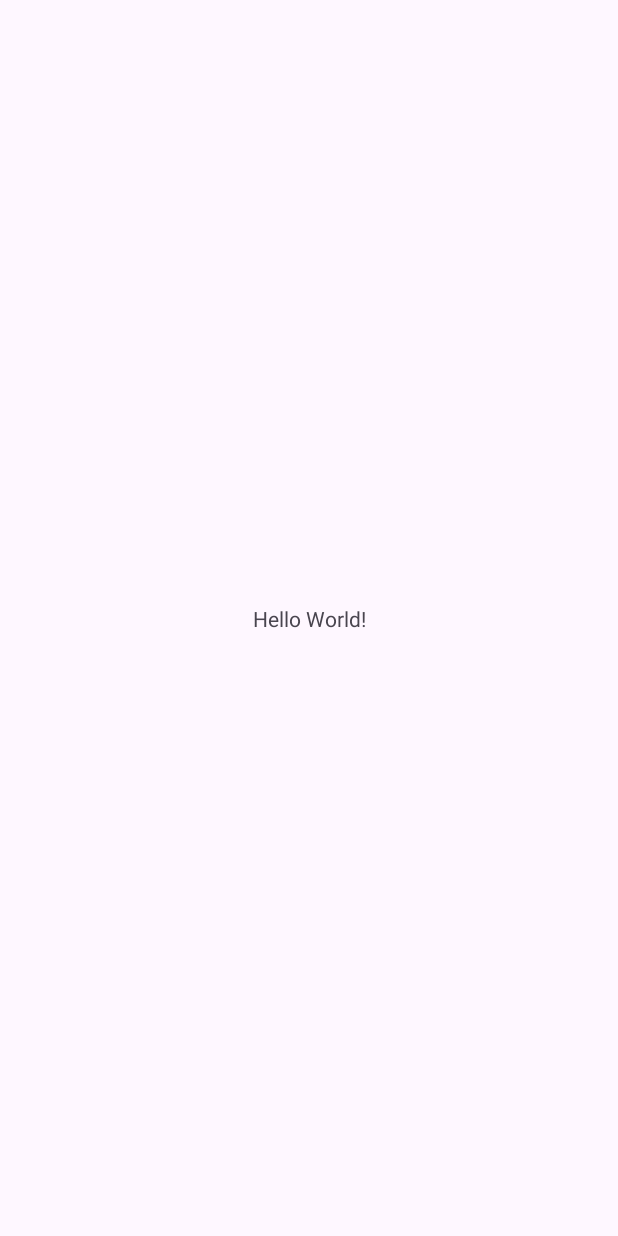
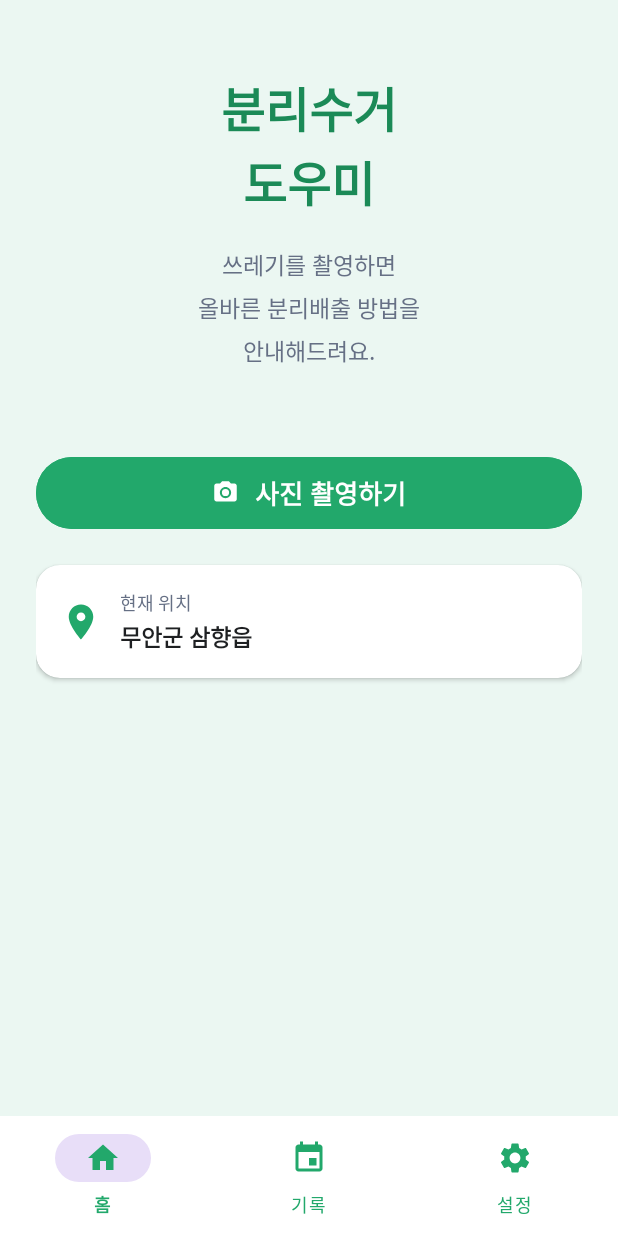
Before and after one commit to Lajaewon/RecycleGuide, an Android app: the screen it shows after launch (MainActivity), on a phone screen of 412 x 824 dp. Before the commit the screen is almost empty. Run offline under Robolectric (Android 15) with nearby library versions, the phone set to English and light mode, and no system bars.

Commit message:
10월 16일 메인화면 구성중

```diff
--- /dev/null
+++ b/app/src/main/java/com/example/recycleguide/HomeFragment.kt
@@ -0,0 +1,39 @@
+package com.example.recycleguide
+
+import android.os.Bundle
+import android.view.LayoutInflater
+import android.view.View
+import android.view.ViewGroup
+import android.widget.Toast
+import androidx.fragment.app.Fragment
+import com.google.android.material.button.MaterialButton
+import com.google.android.material.card.MaterialCardView
+
+class HomeFragment : Fragment() {
+
+    override fun onCreateView(
+        inflater: LayoutInflater,
+        container: ViewGroup?,
+        savedInstanceState: Bundle?
+    ): View? {
+        // fragment_home.xml 레이아웃을 불러옵니다.
+        return inflater.inflate(R.layout.fragment_home, container, false)
+    }
+
+    override fun onViewCreated(view: View, savedInstanceState: Bundle?) {
+        super.onViewCreated(view, savedInstanceState)
+
+        val btnCamera = view.findViewById<MaterialButton>(R.id.btn_camera)
+        val cardLocation = view.findViewById<MaterialCardView>(R.id.card_location)
+
+        // 사진 촬영하기 버튼 클릭 리스너
+        btnCamera.setOnClickListener {
+            Toast.makeText(requireContext(), "사진 촬영 기능 클릭됨", Toast.LENGTH_SHORT).show()
+        }
+
+        // 현재 위치 카드 클릭 리스너
+        cardLocation.setOnClickListener {
+            Toast.makeText(requireContext(), "위치 설정 클릭됨", Toast.LENGTH_SHORT).show()
+        }
+    }
+}
--- a/app/src/main/java/com/example/recycleguide/MainActivity.kt
+++ b/app/src/main/java/com/example/recycleguide/MainActivity.kt
@@ -5,16 +5,45 @@ import androidx.activity.enableEdgeToEdge
 import androidx.appcompat.app.AppCompatActivity
 import androidx.core.view.ViewCompat
 import androidx.core.view.WindowInsetsCompat
+import androidx.fragment.app.Fragment
+import com.google.android.material.bottomnavigation.BottomNavigationView
 
 class MainActivity : AppCompatActivity() {
+
     override fun onCreate(savedInstanceState: Bundle?) {
         super.onCreate(savedInstanceState)
         enableEdgeToEdge()
         setContentView(R.layout.activity_main)
+
+        // 상단/하단 시스템 바 상태에 맞게 여백 조절
         ViewCompat.setOnApplyWindowInsetsListener(findViewById(R.id.main)) { v, insets ->
             val systemBars = insets.getInsets(WindowInsetsCompat.Type.systemBars())
-            v.setPadding(systemBars.left, systemBars.top, systemBars.right, systemBars.bottom)
+            v.setPadding(systemBars.left, systemBars.top, systemBars.right, 0)
             insets
         }
+
+        // 앱 처음 실행 시 1번 메인 화면(HomeFragment)을 먼저 띄웁니다.
+        if (savedInstanceState == null) {
+            replaceFragment(HomeFragment())
+        }
+
+        // 하단 네비게이션 클릭 이벤트 처리
+        val bottomNav = findViewById<BottomNavigationView>(R.id.bottom_navigation)
+        bottomNav.setOnItemSelectedListener { item ->
+            when (item.itemId) {
+                R.id.nav_home -> {
+                    replaceFragment(HomeFragment())
+                    true
+                }
+                else -> false
+            }
+        }
+    }
+
+    // 프래그먼트를 갈아 끼워주는 함수
+    private fun replaceFragment(fragment: Fragment) {
+        supportFragmentManager.beginTransaction()
+            .replace(R.id.fragment_container, fragment)
+            .commit()
     }
 }
--- /dev/null
+++ b/app/src/main/res/drawable/baseline_camera_alt_24.xml
@@ -0,0 +1,22 @@
+<!--
+  ~ Copyright (C) 2026 The Android Open Source Project
+  ~
+  ~ Licensed under the Apache License, Version 2.0 (the "License");
+  ~ you may not use this file except in compliance with the License.
+  ~ You may obtain a copy of the License at
+  ~
+  ~      http://www.apache.org/licenses/LICENSE-2.0
+  ~
+  ~ Unless required by applicable law or agreed to in writing, software
+  ~ distributed under the License is distributed on an "AS IS" BASIS,
+  ~ WITHOUT WARRANTIES OR CONDITIONS OF ANY KIND, either express or implied.
+  ~ See the License for the specific language governing permissions and
+  ~ limitations under the License.
+  -->
+<vector xmlns:android="http://schemas.android.com/apk/res/android" android:height="24dp" android:tint="#000000" android:viewportHeight="24" android:viewportWidth="24" android:width="24dp">
+
+    <path android:fillColor="@android:color/white" android:pathData="M12,12m-3.2,0a3.2,3.2 0,1 1,6.4 0a3.2,3.2 0,1 1,-6.4 0"/>
+
+    <path android:fillColor="@android:color/white" android:pathData="M9,2L7.17,4L4,4c-1.1,0 -2,0.9 -2,2v12c0,1.1 0.9,2 2,2h16c1.1,0 2,-0.9 2,-2L22,6c0,-1.1 -0.9,-2 -2,-2h-3.17L15,2L9,2zM12,17c-2.76,0 -5,-2.24 -5,-5s2.24,-5 5,-5 5,2.24 5,5 -2.24,5 -5,5z"/>
+
+</vector>
--- /dev/null
+++ b/app/src/main/res/drawable/baseline_home_24.xml
@@ -0,0 +1,20 @@
+<!--
+  ~ Copyright (C) 2026 The Android Open Source Project
+  ~
+  ~ Licensed under the Apache License, Version 2.0 (the "License");
+  ~ you may not use this file except in compliance with the License.
+  ~ You may obtain a copy of the License at
+  ~
+  ~      http://www.apache.org/licenses/LICENSE-2.0
+  ~
+  ~ Unless required by applicable law or agreed to in writing, software
+  ~ distributed under the License is distributed on an "AS IS" BASIS,
+  ~ WITHOUT WARRANTIES OR CONDITIONS OF ANY KIND, either express or implied.
+  ~ See the License for the specific language governing permissions and
+  ~ limitations under the License.
+  -->
+<vector xmlns:android="http://schemas.android.com/apk/res/android" android:height="24dp" android:tint="#000000" android:viewportHeight="24" android:viewportWidth="24" android:width="24dp">
+
+    <path android:fillColor="@android:color/white" android:pathData="M10,20v-6h4v6h5v-8h3L12,3 2,12h3v8z"/>
+
+</vector>
--- /dev/null
+++ b/app/src/main/res/drawable/baseline_insert_invitation_24.xml
@@ -0,0 +1,20 @@
+<!--
+  ~ Copyright (C) 2026 The Android Open Source Project
+  ~
+  ~ Licensed under the Apache License, Version 2.0 (the "License");
+  ~ you may not use this file except in compliance with the License.
+  ~ You may obtain a copy of the License at
+  ~
+  ~      http://www.apache.org/licenses/LICENSE-2.0
+  ~
+  ~ Unless required by applicable law or agreed to in writing, software
+  ~ distributed under the License is distributed on an "AS IS" BASIS,
+  ~ WITHOUT WARRANTIES OR CONDITIONS OF ANY KIND, either express or implied.
+  ~ See the License for the specific language governing permissions and
+  ~ limitations under the License.
+  -->
+<vector xmlns:android="http://schemas.android.com/apk/res/android" android:height="24dp" android:tint="#000000" android:viewportHeight="24" android:viewportWidth="24" android:width="24dp">
+
+    <path android:fillColor="@android:color/white" android:pathData="M17,12h-5v5h5v-5zM16,1v2L8,3L8,1L6,1v2L5,3c-1.11,0 -1.99,0.9 -1.99,2L3,19c0,1.1 0.89,2 2,2h14c1.1,0 2,-0.9 2,-2L21,5c0,-1.1 -0.9,-2 -2,-2h-1L18,1h-2zM19,19L5,19L5,8h14v11z"/>
+
+</vector>
--- /dev/null
+++ b/app/src/main/res/drawable/baseline_location_on_24.xml
@@ -0,0 +1,20 @@
+<!--
+  ~ Copyright (C) 2026 The Android Open Source Project
+  ~
+  ~ Licensed under the Apache License, Version 2.0 (the "License");
+  ~ you may not use this file except in compliance with the License.
+  ~ You may obtain a copy of the License at
+  ~
+  ~      http://www.apache.org/licenses/LICENSE-2.0
+  ~
+  ~ Unless required by applicable law or agreed to in writing, software
+  ~ distributed under the License is distributed on an "AS IS" BASIS,
+  ~ WITHOUT WARRANTIES OR CONDITIONS OF ANY KIND, either express or implied.
+  ~ See the License for the specific language governing permissions and
+  ~ limitations under the License.
+  -->
+<vector xmlns:android="http://schemas.android.com/apk/res/android" android:height="24dp" android:tint="#000000" android:viewportHeight="24" android:viewportWidth="24" android:width="24dp">
+
+    <path android:fillColor="@android:color/white" android:pathData="M12,2C8.13,2 5,5.13 5,9c0,5.25 7,13 7,13s7,-7.75 7,-13c0,-3.87 -3.13,-7 -7,-7zM12,11.5c-1.38,0 -2.5,-1.12 -2.5,-2.5s1.12,-2.5 2.5,-2.5 2.5,1.12 2.5,2.5 -1.12,2.5 -2.5,2.5z"/>
+
+</vector>
--- /dev/null
+++ b/app/src/main/res/drawable/baseline_settings_24.xml
@@ -0,0 +1,20 @@
+<!--
+  ~ Copyright (C) 2026 The Android Open Source Project
+  ~
+  ~ Licensed under the Apache License, Version 2.0 (the "License");
+  ~ you may not use this file except in compliance with the License.
+  ~ You may obtain a copy of the License at
+  ~
+  ~      http://www.apache.org/licenses/LICENSE-2.0
+  ~
+  ~ Unless required by applicable law or agreed to in writing, software
+  ~ distributed under the License is distributed on an "AS IS" BASIS,
+  ~ WITHOUT WARRANTIES OR CONDITIONS OF ANY KIND, either express or implied.
+  ~ See the License for the specific language governing permissions and
+  ~ limitations under the License.
+  -->
+<vector xmlns:android="http://schemas.android.com/apk/res/android" android:height="24dp" android:tint="#000000" android:viewportHeight="24" android:viewportWidth="24" android:width="24dp">
+
+    <path android:fillColor="@android:color/white" android:pathData="M19.14,12.94c0.04,-0.3 0.06,-0.61 0.06,-0.94c0,-0.32 -0.02,-0.64 -0.07,-0.94l2.03,-1.58c0.18,-0.14 0.23,-0.41 0.12,-0.61l-1.92,-3.32c-0.12,-0.22 -0.37,-0.29 -0.59,-0.22l-2.39,0.96c-0.5,-0.38 -1.03,-0.7 -1.62,-0.94L14.4,2.81c-0.04,-0.24 -0.24,-0.41 -0.48,-0.41h-3.84c-0.24,0 -0.43,0.17 -0.47,0.41L9.25,5.35C8.66,5.59 8.12,5.92 7.63,6.29L5.24,5.33c-0.22,-0.08 -0.47,0 -0.59,0.22L2.74,8.87C2.62,9.08 2.66,9.34 2.86,9.48l2.03,1.58C4.84,11.36 4.8,11.69 4.8,12s0.02,0.64 0.07,0.94l-2.03,1.58c-0.18,0.14 -0.23,0.41 -0.12,0.61l1.92,3.32c0.12,0.22 0.37,0.29 0.59,0.22l2.39,-0.96c0.5,0.38 1.03,0.7 1.62,0.94l0.36,2.54c0.05,0.24 0.24,0.41 0.48,0.41h3.84c0.24,0 0.44,-0.17 0.47,-0.41l0.36,-2.54c0.59,-0.24 1.13,-0.56 1.62,-0.94l2.39,0.96c0.22,0.08 0.47,0 0.59,-0.22l1.92,-3.32c0.12,-0.22 0.07,-0.47 -0.12,-0.61L19.14,12.94zM12,15.6c-1.98,0 -3.6,-1.62 -3.6,-3.6s1.62,-3.6 3.6,-3.6s3.6,1.62 3.6,3.6S13.98,15.6 12,15.6z"/>
+
+</vector>
--- a/app/src/main/res/layout/activity_main.xml
+++ b/app/src/main/res/layout/activity_main.xml
@@ -5,15 +5,32 @@
     android:id="@+id/main"
     android:layout_width="match_parent"
     android:layout_height="match_parent"
+    android:background="@color/bg_green_light"
     tools:context=".MainActivity">
 
-    <TextView
-        android:layout_width="wrap_content"
-        android:layout_height="wrap_content"
-        android:text="Hello World!"
-        app:layout_constraintBottom_toBottomOf="parent"
+    <!-- 1. 프래그먼트가 갈아 끼워질 영역 (상단 + 중단) -->
+    <androidx.fragment.app.FragmentContainerView
+        android:id="@+id/fragment_container"
+        android:layout_width="0dp"
+        android:layout_height="0dp"
+        app:layout_constraintBottom_toTopOf="@id/bottom_navigation"
         app:layout_constraintEnd_toEndOf="parent"
         app:layout_constraintStart_toStartOf="parent"
         app:layout_constraintTop_toTopOf="parent" />
 
+    <!-- 2. 하단 네비게이션 바 (고정) -->
+    <com.google.android.material.bottomnavigation.BottomNavigationView
+        android:id="@+id/bottom_navigation"
+        android:layout_width="0dp"
+        android:layout_height="wrap_content"
+        android:background="@color/white"
+        app:elevation="8dp"
+        app:itemIconTint="@color/primary_green"
+        app:itemTextColor="@color/primary_green"
+        app:labelVisibilityMode="labeled"
+        app:layout_constraintBottom_toBottomOf="parent"
+        app:layout_constraintEnd_toEndOf="parent"
+        app:layout_constraintStart_toStartOf="parent"
+        app:menu="@menu/bottom_nav_menu" />
+
 </androidx.constraintlayout.widget.ConstraintLayout>
--- /dev/null
+++ b/app/src/main/res/layout/fragment_home.xml
@@ -0,0 +1,133 @@
+<?xml version="1.0" encoding="utf-8"?>
+<androidx.core.widget.NestedScrollView xmlns:android="http://schemas.android.com/apk/res/android"
+    xmlns:app="http://schemas.android.com/apk/res-auto"
+    android:layout_width="match_parent"
+    android:layout_height="match_parent"
+    android:background="@color/bg_green_light"
+    android:fillViewport="true">
+
+    <androidx.constraintlayout.widget.ConstraintLayout
+        android:layout_width="match_parent"
+        android:layout_height="wrap_content"
+        android:paddingHorizontal="24dp"
+        android:paddingTop="48dp"
+        android:paddingBottom="24dp">
+
+        <!-- 1. 타이틀 영역 (분리수거 도우미) -->
+        <LinearLayout
+            android:id="@+id/layout_title"
+            android:layout_width="wrap_content"
+            android:layout_height="wrap_content"
+            android:gravity="center"
+            android:orientation="horizontal"
+            app:layout_constraintEnd_toEndOf="parent"
+            app:layout_constraintStart_toStartOf="parent"
+            app:layout_constraintTop_toTopOf="parent">
+
+            <TextView
+                android:layout_width="wrap_content"
+                android:layout_height="wrap_content"
+                android:gravity="center"
+                android:lineSpacingExtra="2dp"
+                android:text="@string/title_app_main"
+                android:textColor="@color/primary_green_dark"
+                android:textSize="32sp"
+                android:textStyle="bold" />
+        </LinearLayout>
+
+        <!-- 2. 서브 설명 문구 -->
+        <TextView
+            android:id="@+id/tv_subtitle"
+            android:layout_width="wrap_content"
+            android:layout_height="wrap_content"
+            android:layout_marginTop="20dp"
+            android:gravity="center"
+            android:lineSpacingExtra="6dp"
+            android:text="@string/subtitle_app_main"
+            android:textColor="@color/text_sub"
+            android:textSize="15sp"
+            app:layout_constraintEnd_toEndOf="parent"
+            app:layout_constraintStart_toStartOf="parent"
+            app:layout_constraintTop_toBottomOf="@id/layout_title" />
+
+        <!-- 3. 사진 촬영하기 버튼 -->
+        <com.google.android.material.button.MaterialButton
+            android:id="@+id/btn_camera"
+            android:layout_width="0dp"
+            android:layout_height="56dp"
+            android:layout_marginTop="56dp"
+            android:backgroundTint="@color/primary_green"
+            android:text="@string/btn_take_photo"
+            android:textColor="@color/white"
+            android:textSize="17sp"
+            android:textStyle="bold"
+            app:cornerRadius="28dp"
+            app:icon="@drawable/baseline_camera_alt_24"
+            app:iconGravity="textStart"
+            app:iconPadding="10dp"
+            app:iconTint="@color/white"
+            app:layout_constraintEnd_toEndOf="parent"
+            app:layout_constraintStart_toStartOf="parent"
+            app:layout_constraintTop_toBottomOf="@id/tv_subtitle" />
+
+        <!-- 4. 현재 위치 카드 -->
+        <com.google.android.material.card.MaterialCardView
+            android:id="@+id/card_location"
+            android:layout_width="0dp"
+            android:layout_height="wrap_content"
+            android:layout_marginTop="20dp"
+            app:cardBackgroundColor="@color/white"
+            app:cardCornerRadius="16dp"
+            app:cardElevation="2dp"
+            app:strokeWidth="0dp"
+            app:layout_constraintEnd_toEndOf="parent"
+            app:layout_constraintStart_toStartOf="parent"
+            app:layout_constraintTop_toBottomOf="@id/btn_camera">
+
+            <androidx.constraintlayout.widget.ConstraintLayout
+                android:layout_width="match_parent"
+                android:layout_height="wrap_content"
+                android:padding="16dp">
+
+                <!-- 위치 핀 아이콘 -->
+                <ImageView
+                    android:id="@+id/iv_location_icon"
+                    android:layout_width="28dp"
+                    android:layout_height="28dp"
+                    android:importantForAccessibility="no"
+                    app:layout_constraintBottom_toBottomOf="parent"
+                    app:layout_constraintStart_toStartOf="parent"
+                    app:layout_constraintTop_toTopOf="parent"
+                    app:srcCompat="@drawable/baseline_location_on_24"
+                    app:tint="@color/primary_green" />
+
+                <!-- 위치 텍스트 그룹 -->
+                <TextView
+                    android:id="@+id/tv_location_label"
+                    android:layout_width="wrap_content"
+                    android:layout_height="wrap_content"
+                    android:layout_marginStart="12dp"
+                    android:text="@string/label_current_location"
+                    android:textColor="@color/text_sub"
+                    android:textSize="12sp"
+                    app:layout_constraintStart_toEndOf="@id/iv_location_icon"
+                    app:layout_constraintTop_toTopOf="parent" />
+
+                <TextView
+                    android:id="@+id/tv_location_name"
+                    android:layout_width="wrap_content"
+                    android:layout_height="wrap_content"
+                    android:layout_marginStart="12dp"
+                    android:layout_marginTop="2dp"
+                    android:text="@string/sample_location"
+                    android:textColor="@color/text_main"
+                    android:textSize="15sp"
+                    android:textStyle="bold"
+                    app:layout_constraintStart_toEndOf="@id/iv_location_icon"
+                    app:layout_constraintTop_toBottomOf="@id/tv_location_label" />
+
+            </androidx.constraintlayout.widget.ConstraintLayout>
+        </com.google.android.material.card.MaterialCardView>
+
+    </androidx.constraintlayout.widget.ConstraintLayout>
+</androidx.core.widget.NestedScrollView>
--- /dev/null
+++ b/app/src/main/res/menu/bottom_nav_menu.xml
@@ -0,0 +1,15 @@
+<?xml version="1.0" encoding="utf-8"?>
+<menu xmlns:android="http://schemas.android.com/apk/res/android">
+    <item
+        android:id="@+id/nav_home"
+        android:icon="@drawable/baseline_home_24"
+        android:title="홈" />
+    <item
+        android:id="@+id/nav_history"
+        android:icon="@drawable/baseline_insert_invitation_24"
+        android:title="기록" />
+    <item
+        android:id="@+id/nav_settings"
+        android:icon="@drawable/baseline_settings_24"
+        android:title="설정" />
+</menu>
--- a/app/src/main/res/values/colors.xml
+++ b/app/src/main/res/values/colors.xml
@@ -2,4 +2,13 @@
 <resources>
     <color name="black">#FF000000</color>
     <color name="white">#FFFFFFFF</color>
+
+    <!-- 앱 메인 초록색 및 배경색 -->
+    <color name="primary_green">#22A86B</color>
+    <color name="primary_green_dark">#1B8A57</color>
+    <color name="bg_green_light">#EBF7F2</color>
+
+    <!-- 텍스트 색상 -->
+    <color name="text_main">#1E2022</color>
+    <color name="text_sub">#667085</color>
 </resources>
--- a/app/src/main/res/values/strings.xml
+++ b/app/src/main/res/values/strings.xml
@@ -1,3 +1,12 @@
 <resources>
     <string name="app_name">RecycleGuide</string>
+
+    <!-- 메인 화면 문구 -->
+    <string name="title_app_main">분리수거\n도우미</string>
+    <string name="subtitle_app_main">쓰레기를 촬영하면\n올바른 분리배출 방법을\n안내해드려요.</string>
+    <string name="btn_take_photo">사진 촬영하기</string>
+    <string name="label_current_location">현재 위치</string>
+    <string name="sample_location">무안군 삼향읍</string>
+    <!-- TODO: Remove or change this placeholder text -->
+    <string name="hello_blank_fragment">Hello blank fragment</string>
 </resources>
```
